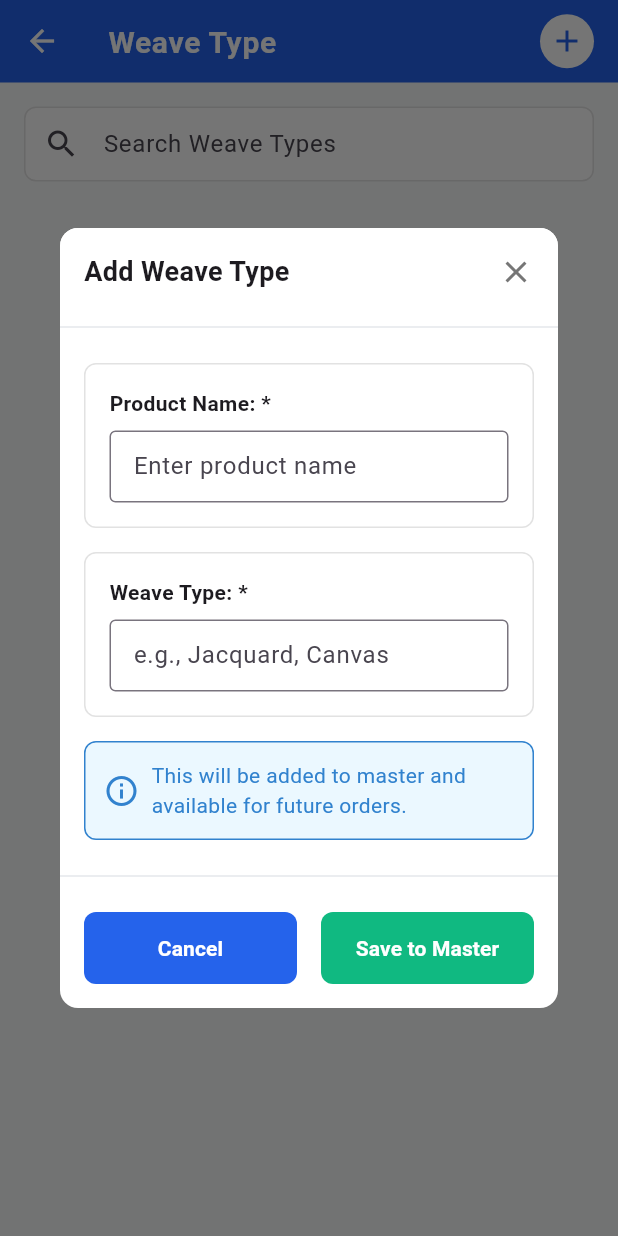
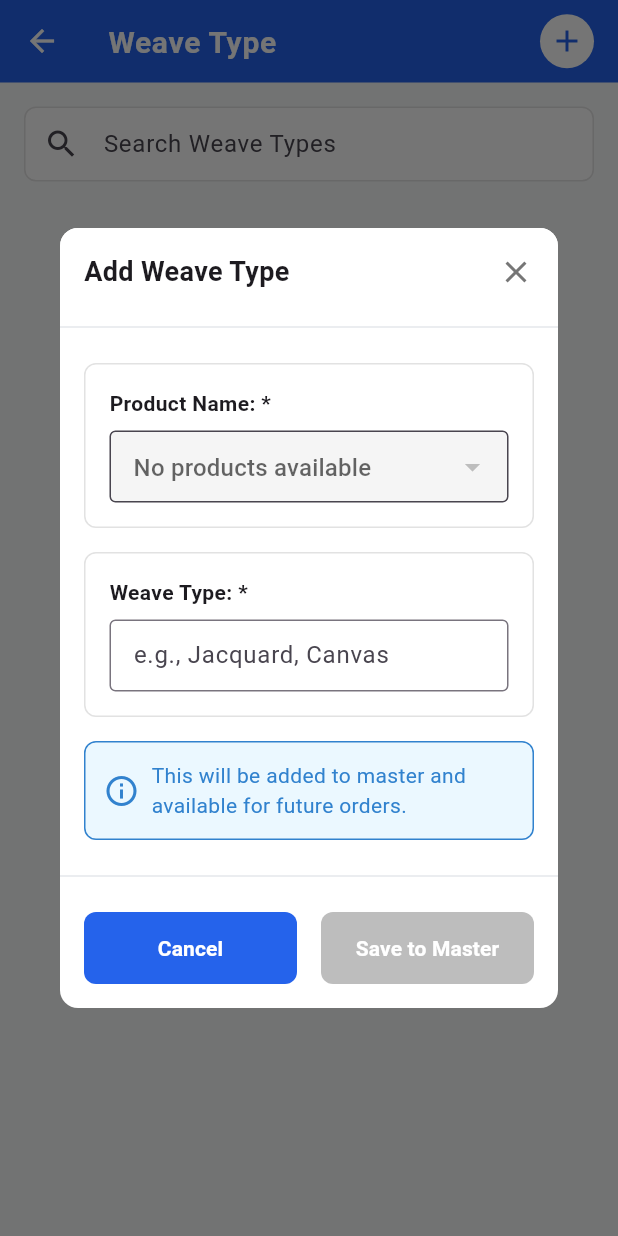
Before and after one commit to Affifa-2003/Fabric-Purchase-App, a Flutter app: the WeaveTypePage screen opened directly, after a tap on the "add" icon, on a phone screen of 412 x 824 dp. Run offline on Flutter 3.47's test engine with Material 3 defaults, Android fonts, the phone set to English and light mode, and no system bars; our stand-ins replace fluttertoast, hive_flutter, image_picker; accounts and stored records are empty.

Commit message:
Updated Weave Type page

```diff
--- a/lib/service/weave_type_service.dart
+++ b/lib/service/weave_type_service.dart
@@ -25,9 +25,10 @@ class WeaveTypeService {
               // Ensure all values have the correct types
               Map<String, dynamic> weaveTypeMap = Map<String, dynamic>.from(item);
 
-              // Ensure product is a string
-              if (weaveTypeMap['product'] is! String) {
-                weaveTypeMap['product'] = weaveTypeMap['product']?.toString() ?? 'General';
+              // Ensure product is a string and not empty
+              if (weaveTypeMap['product'] is! String || weaveTypeMap['product'].toString().trim().isEmpty) {
+                // Skip items without a valid product name
+                return null;
               }
 
               // Ensure weaveType is a string
@@ -37,8 +38,9 @@ class WeaveTypeService {
 
               return weaveTypeMap;
             }
-            return <String, dynamic>{'product': 'General', 'weaveType': ''};
-          }).toList();
+            // Skip invalid items
+            return null;
+          }).where((item) => item != null).cast<Map<String, dynamic>>().toList();
         }
       }
 
--- a/lib/widgets/weave_type_dialog.dart
+++ b/lib/widgets/weave_type_dialog.dart
@@ -55,8 +55,6 @@ void initState() {
     super.dispose();
   }
 
-  // In weave_type_dialog.dart, update the build method
-
   @override
 Widget build(BuildContext context) {
   return Dialog(
@@ -107,7 +105,7 @@ Widget build(BuildContext context) {
           child: Column(
             mainAxisSize: MainAxisSize.min,
             children: [
-              // Product Name Field
+              // Product Name Field (always show as dropdown)
               Container(
                 decoration: BoxDecoration(
                   color: const Color(0xFFFFFFFF),
@@ -127,43 +125,42 @@ Widget build(BuildContext context) {
                       ],
                     ),
                     const SizedBox(height: 8),
-                    // Show dropdown if products are provided, otherwise show text field
-                    widget.activeProducts != null && widget.activeProducts!.isNotEmpty
-                        ? DropdownButtonFormField<String>(
+                    // Always show dropdown, but disable when no products
+                    DropdownButtonFormField<String>(
                       value: selectedProductValue,
-                            decoration: const InputDecoration(
-                              hintText: 'Select a product',
-                              border: OutlineInputBorder(),
-                              contentPadding: EdgeInsets.symmetric(
+                      decoration: InputDecoration(
+                        hintText: widget.activeProducts != null && widget.activeProducts!.isNotEmpty
+                            ? 'Select a product'
+                            : 'No products available',
+                        border: const OutlineInputBorder(),
+                        contentPadding: const EdgeInsets.symmetric(
                           horizontal: 12,
                           vertical: 8,
                         ),
+                        filled: true,
+                        fillColor: widget.activeProducts != null && widget.activeProducts!.isNotEmpty
+                            ? Colors.white
+                            : Colors.grey[100],
                       ),
-                            items: widget.activeProducts!.map((product) {
+                      items: widget.activeProducts != null && widget.activeProducts!.isNotEmpty
+                          ? widget.activeProducts!.map((product) {
                               return DropdownMenuItem<String>(
                                 value: product['name'],
                                 child: Text(product['name']),
                               );
-                            }).toList(),
-                            onChanged: (value) {
+                            }).toList()
+                          : [], // Empty list when no products
+                      onChanged: widget.activeProducts != null && widget.activeProducts!.isNotEmpty
+                          ? (value) {
                               setState(() {
                                 selectedProductValue = value;
                               });
-                            },
-                          )
-                        : TextField(
-                            controller: productController,
-                            inputFormatters: [
-                              NoLeadingOrMultipleSpacesFormatter(),
-                            ],
-                            decoration: const InputDecoration(
-                              hintText: 'Enter product name',
-                              border: OutlineInputBorder(),
-                              contentPadding: EdgeInsets.symmetric(
-                                horizontal: 12,
-                                vertical: 8,
-                              ),
-                            ),
+                            }
+                          : null, // Disable when no products
+                      isExpanded: true,
+                      icon: widget.activeProducts != null && widget.activeProducts!.isNotEmpty
+                          ? const Icon(Icons.arrow_drop_down)
+                          : null, // Hide dropdown icon when disabled
                     ),
                   ],
                 ),
@@ -269,22 +266,22 @@ Widget build(BuildContext context) {
               Expanded(
                 child: Container(
                   decoration: BoxDecoration(
-                    color: const Color(0xFF10B981),
+                    color: widget.activeProducts != null && widget.activeProducts!.isNotEmpty
+                        ? const Color(0xFF10B981)
+                        : Colors.grey[400], // Grey out button when no products
                     borderRadius: BorderRadius.circular(8),
                   ),
                   child: TextButton(
-                    onPressed: () async {
-                      // Get product name from dropdown or text field
-                      String productName = selectedProductValue ??
-                                     (widget.activeProducts != null && widget.activeProducts!.isNotEmpty
-                                         ? ''
-                                         : productController.text.trim());
+                    onPressed: widget.activeProducts != null && widget.activeProducts!.isNotEmpty
+                        ? () async {
+                            // Get product name from dropdown
+                            String productName = selectedProductValue ?? '';
 
                             // Validate required fields
                             if (productName.isEmpty) {
                               ScaffoldMessenger.of(context).showSnackBar(
                                 const SnackBar(
-                            content: Text('Please enter a product name'),
+                                  content: Text('Please select a product'),
                                   backgroundColor: Colors.red,
                                 ),
                               );
@@ -306,7 +303,8 @@ Widget build(BuildContext context) {
                               'product': productName,
                               'weaveType': weaveTypeController.text.trim(),
                             });
-                    },
+                          }
+                        : null, // Disable button when no products
                     child: const Text(
                       'Save to Master',
                       style: TextStyle(
@@ -324,5 +322,4 @@ Widget build(BuildContext context) {
     ),
   );
 }
-
 }
```
Lines whose indentation alone changed are shown as unchanged.
